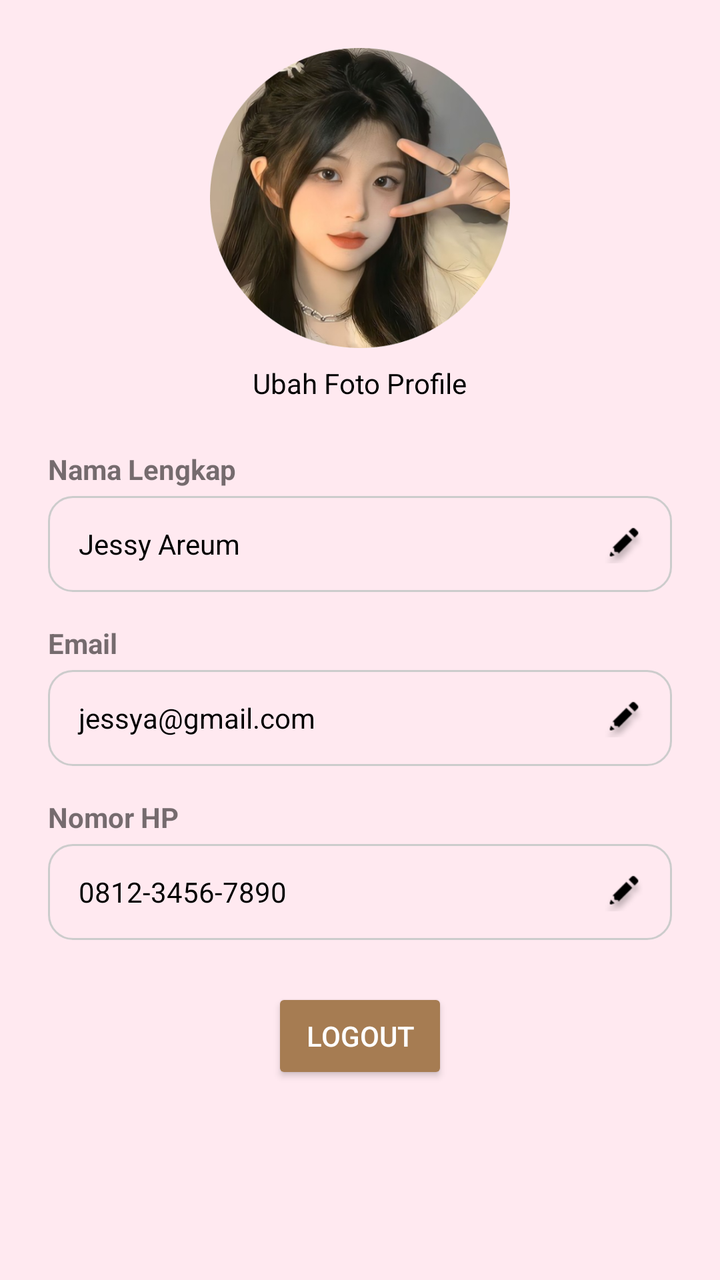
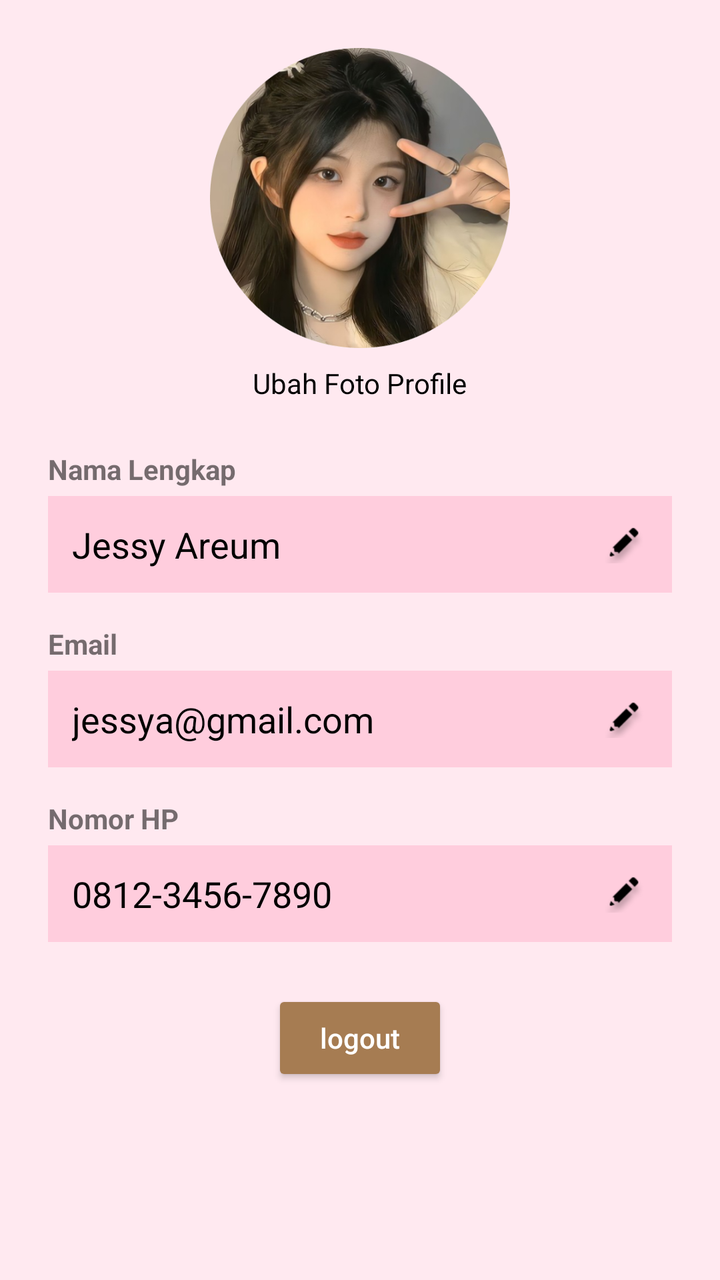

An Android layout rendered at two revisions. The XML below is the earlier revision; the diff shows what the commit changed to produce the second picture.
<!-- AndroidManifest.xml: application theme Theme.Cakepedia -->
<!-- res/layout/fragment_profile.xml -->
<?xml version="1.0" encoding="utf-8"?>
<ScrollView xmlns:android="http://schemas.android.com/apk/res/android"
    android:background="#FFE9F0"
    android:layout_width="match_parent"
    android:layout_height="match_parent">

    <LinearLayout
        android:orientation="vertical"
        android:gravity="center_horizontal"
        android:padding="24dp"
        android:layout_width="match_parent"
        android:layout_height="wrap_content">

        
        <ImageView
            android:id="@+id/img_profile"
            android:layout_width="150dp"
            android:layout_height="150dp"
            android:scaleType="centerCrop"
            android:src="@drawable/jessy_bulat"
            android:layout_marginBottom="8dp"
            android:background="@drawable/profile_circle_bg" />

        <TextView
            android:text="Ubah Foto Profile"
            android:textSize="14sp"
            android:textColor="#000"
            android:layout_marginBottom="24dp"
            android:layout_width="wrap_content"
            android:layout_height="wrap_content"/>

        
        <TextView
            android:text="Nama Lengkap"
            android:textStyle="bold"
            android:layout_width="match_parent"
            android:layout_height="wrap_content"/>

        <LinearLayout
            android:layout_width="match_parent"
            android:layout_height="wrap_content"
            android:orientation="horizontal"
            android:background="@drawable/bg_input_profile"
            android:padding="12dp"
            android:layout_marginTop="4dp"
            android:layout_marginBottom="16dp"
            android:gravity="center_vertical">

            <TextView
                android:id="@+id/tv_name"
                android:layout_width="0dp"
                android:layout_height="wrap_content"
                android:layout_weight="1"
                android:text=" Jessy Areum "
                android:textColor="#000000" />

            <ImageView
                android:layout_width="24dp"
                android:layout_height="24dp"
                android:src="@drawable/edit"
                android:contentDescription="Edit Nama" />

        </LinearLayout>

        
        <TextView
            android:text="Email"
            android:textStyle="bold"
            android:layout_width="match_parent"
            android:layout_height="wrap_content"/>

        <LinearLayout
            android:layout_width="match_parent"
            android:layout_height="wrap_content"
            android:orientation="horizontal"
            android:background="@drawable/bg_input_profile"
            android:padding="12dp"
            android:layout_marginTop="4dp"
            android:layout_marginBottom="16dp"
            android:gravity="center_vertical">

            <TextView
                android:id="@+id/tv_email"
                android:layout_width="0dp"
                android:layout_height="wrap_content"
                android:layout_weight="1"
                android:text=" jessya@gmail.com "
                android:textColor="#000000" />

            <ImageView
                android:layout_width="24dp"
                android:layout_height="24dp"
                android:src="@drawable/edit"
                android:contentDescription="Edit Email" />

        </LinearLayout>

        
        <TextView
            android:text="Nomor HP"
            android:textStyle="bold"
            android:layout_width="match_parent"
            android:layout_height="wrap_content"/>

        <LinearLayout
            android:layout_width="match_parent"
            android:layout_height="wrap_content"
            android:orientation="horizontal"
            android:background="@drawable/bg_input_profile"
            android:padding="12dp"
            android:layout_marginTop="4dp"
            android:layout_marginBottom="24dp"
            android:gravity="center_vertical">

            <TextView
                android:id="@+id/tv_phone"
                android:layout_width="0dp"
                android:layout_height="wrap_content"
                android:layout_weight="1"
                android:text=" 0812-3456-7890 "
                android:textColor="#000000" />

            <ImageView
                android:layout_width="24dp"
                android:layout_height="24dp"
                android:src="@drawable/edit"
                android:contentDescription="Edit Nomor HP" />

        </LinearLayout>

        
        <Button
            android:id="@+id/btn_save"
            android:text="Logout"
            android:backgroundTint="#A67C52"
            android:textColor="#FFFFFF"
            android:layout_marginBottom="24dp"
            android:layout_width="wrap_content"
            android:layout_height="wrap_content"/>

    </LinearLayout>
</ScrollView>
<!-- resources referenced by this layout -->
<resources>
  <!-- drawable bg_input_profile (drawable) -->
  <?xml version="1.0" encoding="utf-8"?>
  <shape xmlns:android="http://schemas.android.com/apk/res/android">
      <solid android:color="#FFE9F0" /> 
      <corners android:radius="12dp" /> 
      <stroke
          android:width="1dp"
          android:color="#CCCCCC" /> 
  </shape>
  <!-- drawable edit: png bitmap (drawable, 1257 bytes) -->
  <!-- drawable jessy_bulat: png bitmap (drawable, 422123 bytes) -->
  <!-- drawable profile_circle_bg (drawable) -->
  <?xml version="1.0" encoding="utf-8"?>
  <shape xmlns:android="http://schemas.android.com/apk/res/android">
      <solid android:color="#FFFFFF" /> 
      <corners android:radius="100dp" /> 
  </shape>
  <style name="Theme.Cakepedia" parent="Theme.MaterialComponents.DayNight.NoActionBar">
          
          <item name="colorPrimary">@color/purple_500</item>
          <item name="colorPrimaryVariant">@color/purple_700</item>
          <item name="colorOnPrimary">@color/white</item>
          
          <item name="colorSecondary">@color/teal_200</item>
          <item name="colorSecondaryVariant">@color/teal_700</item>
          <item name="colorOnSecondary">@color/black</item>
          
          <item name="android:statusBarColor">?attr/colorPrimaryVariant</item>
          
      </style>
  <color name="purple_500">#FF6200EE</color>
  <color name="purple_700">#FF3700B3</color>
  <color name="white">#FFFFFFFF</color>
  <color name="teal_200">#FF03DAC5</color>
  <color name="teal_700">#FF018786</color>
  <color name="black">#FF000000</color>
</resources>

<!-- the commit's change to res/layout/fragment_profile.xml (unified diff, before → after) -->
@@ -24,37 +24,43 @@
         <TextView
             android:text="Ubah Foto Profile"
             android:textSize="14sp"
-            android:textColor="#000"
+            android:textColor="#000000"
             android:layout_marginBottom="24dp"
             android:layout_width="wrap_content"
-            android:layout_height="wrap_content"/>
+            android:layout_height="wrap_content" />
 
         
         <TextView
             android:text="Nama Lengkap"
             android:textStyle="bold"
             android:layout_width="match_parent"
-            android:layout_height="wrap_content"/>
+            android:layout_height="wrap_content" />
 
         <LinearLayout
             android:layout_width="match_parent"
             android:layout_height="wrap_content"
             android:orientation="horizontal"
-            android:background="@drawable/bg_input_profile"
+            android:background="#FFCDDD"
             android:padding="12dp"
             android:layout_marginTop="4dp"
             android:layout_marginBottom="16dp"
             android:gravity="center_vertical">
 
-            <TextView
-                android:id="@+id/tv_name"
+            <EditText
+                android:id="@+id/et_name"
                 android:layout_width="0dp"
                 android:layout_height="wrap_content"
                 android:layout_weight="1"
-                android:text=" Jessy Areum "
-                android:textColor="#000000" />
+                android:text="Jessy Areum"
+                android:textColor="#000000"
+                android:background="@android:color/transparent"
+                android:inputType="textPersonName"
+                android:enabled="false"
+                android:focusable="false"
+                android:padding="0dp" />
 
             <ImageView
+                android:id="@+id/btn_edit_name"
                 android:layout_width="24dp"
                 android:layout_height="24dp"
                 android:src="@drawable/edit"
@@ -67,27 +73,33 @@
             android:text="Email"
             android:textStyle="bold"
             android:layout_width="match_parent"
-            android:layout_height="wrap_content"/>
+            android:layout_height="wrap_content" />
 
         <LinearLayout
             android:layout_width="match_parent"
             android:layout_height="wrap_content"
             android:orientation="horizontal"
-            android:background="@drawable/bg_input_profile"
+            android:background="#FFCDDD"
             android:padding="12dp"
             android:layout_marginTop="4dp"
             android:layout_marginBottom="16dp"
             android:gravity="center_vertical">
 
-            <TextView
-                android:id="@+id/tv_email"
+            <EditText
+                android:id="@+id/et_email"
                 android:layout_width="0dp"
                 android:layout_height="wrap_content"
                 android:layout_weight="1"
-                android:text=" jessya@gmail.com "
-                android:textColor="#000000" />
+                android:text="jessya@gmail.com"
+                android:textColor="#000000"
+                android:background="@android:color/transparent"
+                android:inputType="textEmailAddress"
+                android:enabled="false"
+                android:focusable="false"
+                android:padding="0dp" />
 
             <ImageView
+                android:id="@+id/btn_edit_email"
                 android:layout_width="24dp"
                 android:layout_height="24dp"
                 android:src="@drawable/edit"
@@ -100,27 +112,33 @@
             android:text="Nomor HP"
             android:textStyle="bold"
             android:layout_width="match_parent"
-            android:layout_height="wrap_content"/>
+            android:layout_height="wrap_content" />
 
         <LinearLayout
             android:layout_width="match_parent"
             android:layout_height="wrap_content"
             android:orientation="horizontal"
-            android:background="@drawable/bg_input_profile"
+            android:background="#FFCDDD"
             android:padding="12dp"
             android:layout_marginTop="4dp"
             android:layout_marginBottom="24dp"
             android:gravity="center_vertical">
 
-            <TextView
-                android:id="@+id/tv_phone"
+            <EditText
+                android:id="@+id/et_phone"
                 android:layout_width="0dp"
                 android:layout_height="wrap_content"
                 android:layout_weight="1"
-                android:text=" 0812-3456-7890 "
-                android:textColor="#000000" />
+                android:text="0812-3456-7890"
+                android:textColor="#000000"
+                android:background="@android:color/transparent"
+                android:inputType="phone"
+                android:enabled="false"
+                android:focusable="false"
+                android:padding="0dp" />
 
             <ImageView
+                android:id="@+id/btn_edit_phone"
                 android:layout_width="24dp"
                 android:layout_height="24dp"
                 android:src="@drawable/edit"
@@ -131,12 +149,13 @@
         
         <Button
             android:id="@+id/btn_save"
-            android:text="Logout"
+            android:text="logout"
+            android:textAllCaps="false"
             android:backgroundTint="#A67C52"
             android:textColor="#FFFFFF"
             android:layout_marginBottom="24dp"
             android:layout_width="wrap_content"
-            android:layout_height="wrap_content"/>
+            android:layout_height="wrap_content" />
 
     </LinearLayout>
 </ScrollView>
<!-- resource entries referenced after the edit -->
@@ -1,14 +1,5 @@
 <!-- resources referenced by this layout -->
 <resources>
-  <!-- drawable bg_input_profile (drawable) -->
-  <?xml version="1.0" encoding="utf-8"?>
-  <shape xmlns:android="http://schemas.android.com/apk/res/android">
-      <solid android:color="#FFE9F0" /> 
-      <corners android:radius="12dp" /> 
-      <stroke
-          android:width="1dp"
-          android:color="#CCCCCC" /> 
-  </shape>
   <!-- drawable edit: png bitmap (drawable, 1257 bytes) -->
   <!-- drawable jessy_bulat: png bitmap (drawable, 422123 bytes) -->
   <!-- drawable profile_circle_bg (drawable) -->
